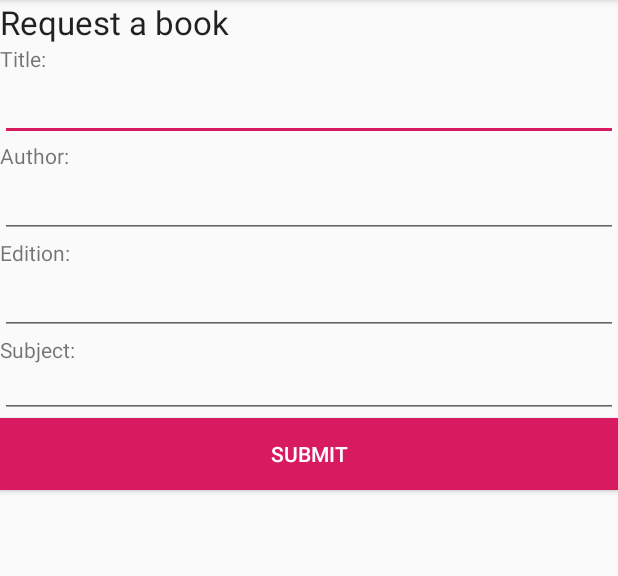
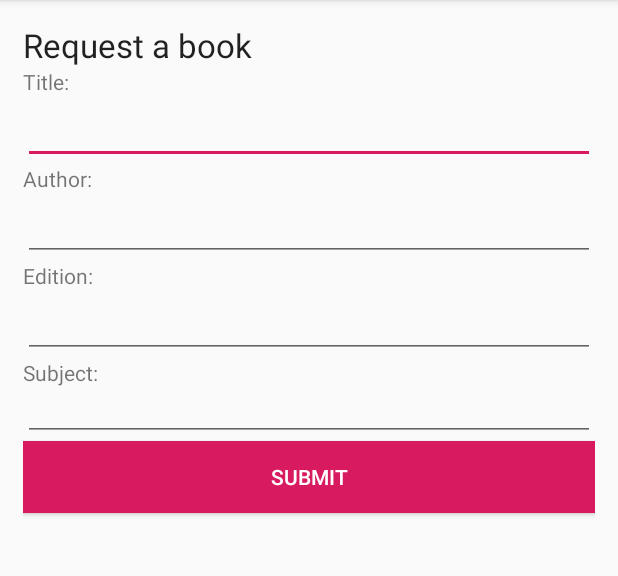
Before and after one commit to sunnabj/BokamarkadurApp, an Android app: the RequestBookActivity screen opened directly, with no data from a screen before it, on a phone screen of 412 x 824 dp, the part 84-660 px from its top. Run offline under Robolectric (Android 15) with nearby library versions, the phone set to English and light mode, and no system bars; 1 statement that could not run was skipped.

```diff
--- a/app/src/main/res/layout/activity_all_books.xml
+++ b/app/src/main/res/layout/activity_all_books.xml
@@ -22,7 +22,7 @@
     <com.google.android.material.bottomnavigation.BottomNavigationView
         android:id="@+id/bottom_navigation"
         android:layout_width="match_parent"
-        android:layout_height="59dp"
+        android:layout_height="wrap_content"
         app:itemBackground="@color/colorPrimary"
         app:itemIconTint="@drawable/selector"
         app:itemTextColor="@drawable/selector"
--- a/app/src/main/res/layout/activity_main.xml
+++ b/app/src/main/res/layout/activity_main.xml
@@ -57,7 +57,7 @@
     <com.google.android.material.bottomnavigation.BottomNavigationView
         android:id="@+id/bottom_navigation"
         android:layout_width="match_parent"
-        android:layout_height="59dp"
+        android:layout_height="wrap_content"
         app:itemBackground="@color/colorPrimary"
         app:itemIconTint="@drawable/selector"
         app:itemTextColor="@drawable/selector"
--- a/app/src/main/res/layout/activity_request_book.xml
+++ b/app/src/main/res/layout/activity_request_book.xml
@@ -9,7 +9,8 @@
     <LinearLayout
         android:layout_width="match_parent"
         android:layout_height="match_parent"
-        android:orientation="vertical">
+        android:orientation="vertical"
+        android:layout_margin="15dp">
 
         <TextView
             android:layout_width="wrap_content"
--- a/app/src/main/res/layout/activity_view_book.xml
+++ b/app/src/main/res/layout/activity_view_book.xml
@@ -11,7 +11,8 @@
         android:layout_height="match_parent"
         android:orientation="vertical"
         tools:layout_editor_absoluteX="1dp"
-        tools:layout_editor_absoluteY="186dp">
+        tools:layout_editor_absoluteY="186dp"
+        android:layout_margin="15dp">
 
         <TextView
             android:id="@+id/view_book_title"
```
